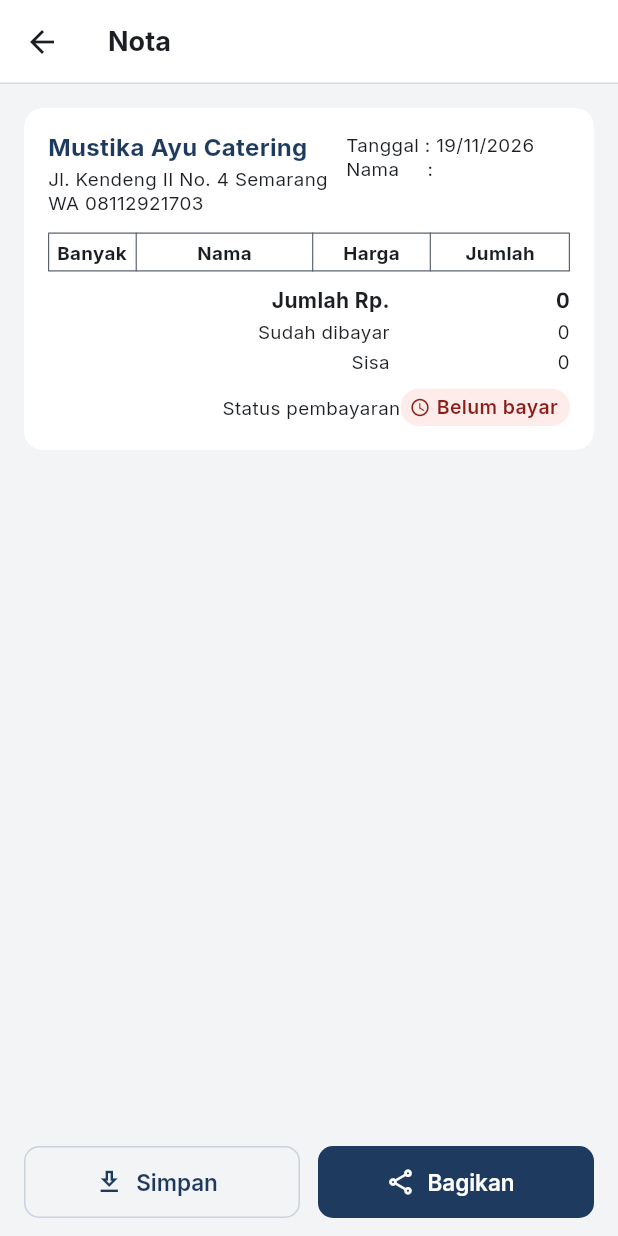
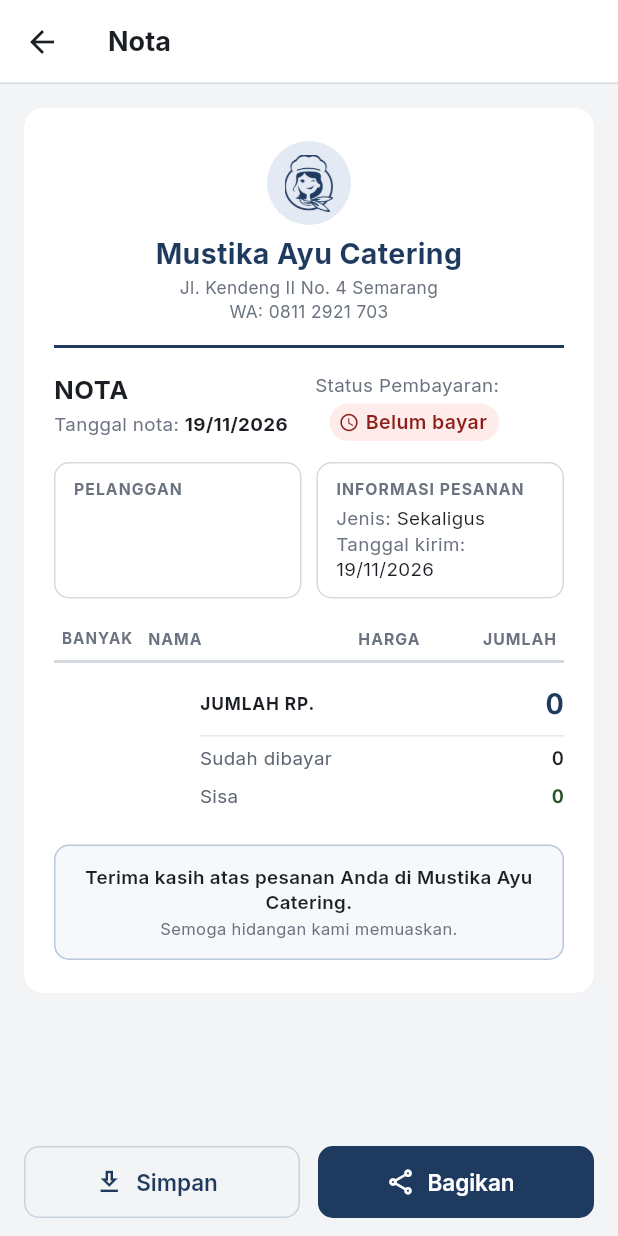
Before and after one commit to putriaariibah-bit/sistem-admin-mustika-ayu, a Flutter app: the NotaScreen screen opened directly with empty values, on a phone screen of 412 x 824 dp. Run offline on Flutter 3.47's test engine with Material 3 defaults, Android fonts, the phone set to English and light mode, and no system bars; our stand-ins replace cloud_firestore, firebase_auth, firebase_core, share_plus; missing offline and left inert: gal; accounts and stored records are empty.

Commit message:
Ganti tampilan nota sesuai rancangan baru Gambar 3.8(f)
Kepala usaha dengan logo, judul NOTA dengan tanggal dan status
pembayaran, kotak pelanggan dan informasi pesanan, tabel rincian,
jumlah tagihan, sisa berwarna, dan ucapan terima kasih.

Co-Authored-By: Claude Opus 5.5 <noreply@anthropic.com>
Claude-Session: https://claude.ai/code/session_01M1MDQ1JNjBMbH3Tt94S1mm

```diff
--- a/lib/models/nota.dart
+++ b/lib/models/nota.dart
@@ -1,3 +1,4 @@
+import '../utils/format.dart';
 import 'konversi.dart';
 import 'pesanan.dart';
 import 'rincian_menu.dart';
@@ -39,6 +40,9 @@ class Nota {
 
   final DateTime tanggalNota;
   final String namaPelanggan;
+
+  /// Jenis pesanan, mis. "Sekaligus" atau "Langganan harian".
+  final String jenis;
   final List<KelompokNota> menu;
   final List<BarisNota> ongkosKirim;
 
@@ -51,6 +55,7 @@ class Nota {
   const Nota({
     required this.tanggalNota,
     required this.namaPelanggan,
+    required this.jenis,
     required this.menu,
     required this.ongkosKirim,
     required this.jumlahRp,
@@ -75,6 +80,7 @@ class Nota {
     return Nota(
       tanggalNota: p.tanggalNota,
       namaPelanggan: p.namaPelanggan,
+      jenis: p.jenisPesanan.label,
       menu: [
         for (final daftar in kelompok.values)
           KelompokNota(
@@ -116,6 +122,21 @@ class Nota {
           Konversi.kunciTanggal(menu.first.tanggalKirim) !=
               Konversi.kunciTanggal(tanggalNota));
 
+  /// Tanggal kirim untuk kotak informasi pesanan: satu tanggal, mis.
+  /// `03/11/2026`, atau rentang tanggal pertama sampai terakhir, mis.
+  /// `09/11 – 10/11/2026`.
+  String get teksTanggalKirim {
+    if (menu.isEmpty) return Format.tanggalAngka(tanggalNota);
+    final awal = menu.first.tanggalKirim;
+    final akhir = menu.last.tanggalKirim;
+    if (menu.length == 1) return Format.tanggalAngka(awal);
+    String dua(int n) => n.toString().padLeft(2, '0');
+    final teksAwal = awal.year == akhir.year
+        ? '${dua(awal.day)}/${dua(awal.month)}'
+        : Format.tanggalAngka(awal);
+    return '$teksAwal – ${Format.tanggalAngka(akhir)}';
+  }
+
   /// Jumlah kolom Jumlah pada seluruh baris menu (sama dengan total menu).
   int get totalMenu => menu.fold(
         0,
--- a/lib/widgets/nota_kertas.dart
+++ b/lib/widgets/nota_kertas.dart
@@ -3,12 +3,16 @@ import 'package:flutter/material.dart';
 import '../models/nota.dart';
 import '../utils/format.dart';
 import '../utils/theme.dart';
+import 'logo_usaha.dart';
 import 'status_badge.dart';
 
-/// Tampilan nota (Gambar 3.8(f)), dibuat mirip nota kertas pemilik:
-/// kepala usaha, tanggal dan nama, tabel Banyak, Nama, Harga, Jumlah,
-/// lalu baris "Jumlah Rp.". Baris alamat tidak dipakai. Tambahannya
-/// adalah baris ongkos kirim, sudah dibayar, sisa, dan status pembayaran.
+/// Tampilan nota (Gambar 3.8(f)).
+///
+/// Susunannya: kepala usaha (logo, nama, alamat, WhatsApp), judul NOTA
+/// dengan tanggal nota dan status pembayaran, kotak pelanggan dan kotak
+/// informasi pesanan, tabel Banyak, Nama, Harga, Jumlah seperti nota
+/// kertas (ditambah baris ongkos kirim), jumlah tagihan, sudah dibayar,
+/// sisa, lalu ucapan terima kasih. Alamat pelanggan tidak dipakai.
 ///
 /// Widget ini juga yang diubah menjadi berkas gambar saat nota disimpan
 /// atau dibagikan, sehingga isi berkas sama dengan yang tampil di layar.
@@ -21,216 +25,388 @@ class NotaKertas extends StatelessWidget {
     fontFamily: AppTheme.fontFamily,
     fontSize: 12.5,
     color: AppTheme.textPrimary,
-    height: 1.3,
+    height: 1.35,
   );
   static final _tebal = _teks.copyWith(fontWeight: FontWeight.w700);
+  static final _redup = _teks.copyWith(color: AppTheme.textTersier);
   static final _angka = _teks.copyWith(fontFeatures: AppTheme.angkaRata);
-  static const _garis = BorderSide(color: AppTheme.textSecondary, width: 0.8);
-
-  Widget _sel(String isi, TextStyle gaya, {TextAlign rata = TextAlign.left}) =>
-      Padding(
-        padding: const EdgeInsets.symmetric(horizontal: 6, vertical: 5),
-        child: Text(isi, style: gaya, textAlign: rata),
+  static final _labelKecil = _teks.copyWith(
+    fontSize: 10.5,
+    fontWeight: FontWeight.w700,
+    letterSpacing: 0.7,
+    color: AppTheme.textTersier,
   );
 
-  /// Sel rata kiri yang selalu satu baris, mis. "50 pcs" dan "Kirim
-  /// 23/11/2026"; mengecil bila kolom terlalu sempit.
-  Widget _satuBaris(String isi, TextStyle gaya) => Padding(
-        padding: const EdgeInsets.symmetric(horizontal: 6, vertical: 5),
-        child: FittedBox(
+  static const _garisTipis = Color(0xFFE3E7EE);
+  static const _garisTerima = Color(0xFFB9C7DA);
+  static const _latarTerima = Color(0xFFF6F8FB);
+
+  /// Lebar relatif kolom Banyak, Nama, Harga, dan Jumlah.
+  static const _lebarKolom = [12, 24, 16, 19];
+
+  /// Nomor WhatsApp dikelompokkan empat angka, mis. `0811 2921 703`.
+  static String _nomorWa(String nomor) {
+    final hasil = StringBuffer();
+    for (var i = 0; i < nomor.length; i++) {
+      if (i > 0 && i % 4 == 0) hasil.write(' ');
+      hasil.write(nomor[i]);
+    }
+    return hasil.toString();
+  }
+
+  /// Teks satu baris yang mengecil bila tempatnya terlalu sempit.
+  static Widget _satuBaris(
+    String isi,
+    TextStyle gaya, {
+    Alignment rata = Alignment.centerLeft,
+    Key? kunci,
+  }) =>
+      FittedBox(
         fit: BoxFit.scaleDown,
-          alignment: Alignment.centerLeft,
-          child: Text(isi, style: gaya, maxLines: 1, softWrap: false),
+        alignment: rata,
+        child: Text(
+          isi,
+          key: kunci,
+          style: gaya,
+          maxLines: 1,
+          softWrap: false,
         ),
       );
 
-  /// Sel nominal: selalu satu baris dan rata kanan, mengecil bila kolom
-  /// terlalu sempit, sehingga angka jutaan tidak terpotong.
-  Widget _angkaSel(String isi) => Padding(
-        padding: const EdgeInsets.symmetric(horizontal: 6, vertical: 5),
-        child: FittedBox(
-          fit: BoxFit.scaleDown,
-          alignment: Alignment.centerRight,
-          child: Text(isi, style: _angka, maxLines: 1, softWrap: false),
+  Widget _kepala() => Column(
+        children: [
+          Container(
+            width: 56,
+            height: 56,
+            padding: const EdgeInsets.all(9),
+            decoration: const BoxDecoration(
+              color: AppTheme.primaryMuda,
+              shape: BoxShape.circle,
+            ),
+            child: Image.asset(LogoUsaha.aset, fit: BoxFit.contain),
+          ),
+          const SizedBox(height: 6),
+          Text(
+            Nota.namaUsaha,
+            textAlign: TextAlign.center,
+            style: _tebal.copyWith(
+              fontSize: 19,
+              fontWeight: FontWeight.w800,
+              color: AppTheme.primary,
+            ),
+          ),
+          const SizedBox(height: 2),
+          Text(
+            Nota.alamatUsaha,
+            textAlign: TextAlign.center,
+            style: _redup.copyWith(fontSize: 11.5),
+          ),
+          Text(
+            'WA: ${_nomorWa(Nota.whatsappUsaha)}',
+            textAlign: TextAlign.center,
+            style: _redup.copyWith(fontSize: 11.5),
+          ),
+          const SizedBox(height: 14),
+          Container(height: 2, color: AppTheme.primary),
+        ],
+      );
+
+  Widget _judulNota() => Row(
+        crossAxisAlignment: CrossAxisAlignment.start,
+        children: [
+          Expanded(
+            child: Column(
+              crossAxisAlignment: CrossAxisAlignment.start,
+              children: [
+                Text(
+                  'NOTA',
+                  style: _tebal.copyWith(
+                    fontSize: 17,
+                    fontWeight: FontWeight.w800,
+                    letterSpacing: 0.4,
+                  ),
+                ),
+                const SizedBox(height: 3),
+                Wrap(
+                  children: [
+                    Text('Tanggal nota: ', style: _redup),
+                    Text(
+                      Format.tanggalAngka(nota.tanggalNota),
+                      key: const Key('nota-tanggal'),
+                      style: _tebal,
+                    ),
+                  ],
+                ),
+              ],
+            ),
+          ),
+          const SizedBox(width: AppTheme.spacing8),
+          Flexible(
+            child: Wrap(
+              alignment: WrapAlignment.end,
+              crossAxisAlignment: WrapCrossAlignment.center,
+              spacing: 6,
+              runSpacing: 4,
+              children: [
+                Text('Status Pembayaran:', style: _redup),
+                StatusBadge(nota.status),
+              ],
+            ),
+          ),
+        ],
+      );
+
+  Widget _kotak(String judul, List<Widget> isi) => Container(
+        padding: const EdgeInsets.fromLTRB(12, 10, 12, 10),
+        decoration: BoxDecoration(
+          border: Border.all(color: AppTheme.garis),
+          borderRadius: BorderRadius.circular(10),
+        ),
+        child: Column(
+          crossAxisAlignment: CrossAxisAlignment.start,
+          children: [
+            Text(judul, style: _labelKecil),
+            const SizedBox(height: 4),
+            ...isi,
+          ],
         ),
       );
 
-  /// Sel judul kolom: selalu satu baris, mengecil bila kolom sempit.
-  Widget _judulKolom(String isi, {TextAlign rata = TextAlign.left}) => Padding(
-        padding: const EdgeInsets.symmetric(horizontal: 6, vertical: 5),
-        child: FittedBox(
-          fit: BoxFit.scaleDown,
-          alignment: rata == TextAlign.center
-              ? Alignment.center
-              : Alignment.centerLeft,
-          child: Text(isi, style: _tebal, maxLines: 1, softWrap: false),
+  Widget _isiInfo(String label, String nilai, {Key? kunci}) => Wrap(
+        children: [
+          Text('$label ', style: _redup),
+          Text(nilai, key: kunci, style: _teks),
+        ],
+      );
+
+  Widget _kotakPelangganDanPesanan() => IntrinsicHeight(
+        child: Row(
+          crossAxisAlignment: CrossAxisAlignment.stretch,
+          children: [
+            Expanded(
+              child: _kotak('PELANGGAN', [
+                Text(
+                  nota.namaPelanggan,
+                  key: const Key('nota-nama'),
+                  style: _tebal.copyWith(fontSize: 13.5),
+                ),
+              ]),
+            ),
+            const SizedBox(width: 10),
+            Expanded(
+              child: _kotak('INFORMASI PESANAN', [
+                _isiInfo('Jenis:', nota.jenis, kunci: const Key('nota-jenis')),
+                _isiInfo('Tanggal kirim:', nota.teksTanggalKirim),
+              ]),
+            ),
+          ],
         ),
       );
 
-  TableRow _barisTabel(BarisNota b) => TableRow(
+  /// Satu baris tabel dengan empat kolom.
+  Widget _baris(
+    List<Widget> sel, {
+    double tebalGaris = 1,
+    Color warnaGaris = _garisTipis,
+    double atas = 9,
+    double bawah = 9,
+  }) =>
+      Container(
+        padding: EdgeInsets.only(top: atas, bottom: bawah),
+        decoration: BoxDecoration(
+          border: Border(
+            bottom: BorderSide(color: warnaGaris, width: tebalGaris),
+          ),
+        ),
+        child: Row(
+          crossAxisAlignment: CrossAxisAlignment.start,
           children: [
-          _satuBaris(b.banyak, _teks),
-          _sel(b.nama, _teks),
-          _angkaSel(Format.ribuan(b.harga)),
-          _angkaSel(Format.ribuan(b.jumlah)),
-        ],
-      );
-
-  TableRow _subjudul(String isi) => TableRow(
-        decoration: const BoxDecoration(color: AppTheme.permukaan),
-        children: [
-          const SizedBox.shrink(),
-          _satuBaris(
-            isi,
-            _tebal.copyWith(fontSize: 11.5, color: AppTheme.primary),
-          ),
-          const SizedBox.shrink(),
-          const SizedBox.shrink(),
-        ],
-      );
-
-  Widget _barisAkhir(String label, String nilai,
-      {bool tebal = false, Key? kunci}) {
-    final gaya = tebal ? _tebal.copyWith(fontSize: 14) : _angka;
-    return Padding(
-      padding: const EdgeInsets.symmetric(vertical: 2),
-      child: Row(
-        children: [
+            for (var i = 0; i < sel.length; i++)
               Expanded(
-            child: Text(label, style: gaya, textAlign: TextAlign.right),
-          ),
-          SizedBox(
-            width: 120,
-            child: Text(
-              nilai,
-              key: kunci,
-              style: gaya.copyWith(fontFeatures: AppTheme.angkaRata),
-              textAlign: TextAlign.right,
+                flex: _lebarKolom[i],
+                child: Padding(
+                  padding: const EdgeInsets.symmetric(horizontal: 5),
+                  child: sel[i],
                 ),
               ),
           ],
         ),
       );
+
+  Widget _barisRincian(BarisNota b, {bool ongkir = false}) {
+    final gaya = ongkir ? _teks.copyWith(color: AppTheme.textSecondary) : _teks;
+    final angka = gaya.copyWith(fontFeatures: AppTheme.angkaRata);
+    return _baris([
+      _satuBaris(b.banyak, gaya),
+      Text(b.nama, style: gaya),
+      _satuBaris(Format.ribuan(b.harga), angka, rata: Alignment.centerRight),
+      _satuBaris(
+        Format.ribuan(b.jumlah),
+        ongkir ? angka : angka.copyWith(fontWeight: FontWeight.w700),
+        rata: Alignment.centerRight,
+      ),
+    ]);
   }
 
-  @override
-  Widget build(BuildContext context) {
-    final n = nota;
-    return Container(
-      color: Colors.white,
-      padding: const EdgeInsets.all(AppTheme.spacing16),
-      child: Column(
+  Widget _subjudul(String isi) => Padding(
+        padding: const EdgeInsets.fromLTRB(5, 10, 5, 2),
+        child: _satuBaris(
+          isi,
+          _tebal.copyWith(fontSize: 11.5, color: AppTheme.primary),
+        ),
+      );
+
+  Widget _tabel() => Column(
         crossAxisAlignment: CrossAxisAlignment.stretch,
-        mainAxisSize: MainAxisSize.min,
         children: [
-          // Kepala nota: identitas usaha di kiri, tanggal dan nama di kanan.
-          Row(
-            crossAxisAlignment: CrossAxisAlignment.start,
+          _baris(
+            [
+              _satuBaris('BANYAK', _labelKecil),
+              _satuBaris('NAMA', _labelKecil),
+              _satuBaris('HARGA', _labelKecil, rata: Alignment.centerRight),
+              _satuBaris('JUMLAH', _labelKecil, rata: Alignment.centerRight),
+            ],
+            tebalGaris: 2,
+            warnaGaris: AppTheme.garis,
+            atas: 6,
+            bawah: 7,
+          ),
+          for (final k in nota.menu) ...[
+            if (nota.tampilkanTanggalKirim)
+              _subjudul('Kirim ${Format.tanggalAngka(k.tanggalKirim)}'),
+            for (final b in k.baris) _barisRincian(b),
+          ],
+          for (final b in nota.ongkosKirim) _barisRincian(b, ongkir: true),
+        ],
+      );
+
+  Widget _barisTotal(String label, String nilai, TextStyle gayaNilai,
+          {Key? kunci}) =>
+      Padding(
+        padding: const EdgeInsets.symmetric(vertical: 4),
+        child: Row(
           children: [
+            Text(label, style: _teks.copyWith(color: AppTheme.textSecondary)),
+            const SizedBox(width: AppTheme.spacing8),
+            Expanded(
+              child: _satuBaris(
+                nilai,
+                gayaNilai.copyWith(fontFeatures: AppTheme.angkaRata),
+                rata: Alignment.centerRight,
+                kunci: kunci,
+              ),
+            ),
+          ],
+        ),
+      );
+
+  Widget _total() {
+    final warnaSisa =
+        nota.sisa > 0 ? AppTheme.bayarBelum : AppTheme.bayarLunas;
+    return Row(
+      children: [
+        const Spacer(flex: 2),
         Expanded(
           flex: 5,
           child: Column(
-                  crossAxisAlignment: CrossAxisAlignment.start,
+            crossAxisAlignment: CrossAxisAlignment.stretch,
+            children: [
+              Container(
+                padding: const EdgeInsets.only(top: 6, bottom: 8),
+                margin: const EdgeInsets.only(bottom: 2),
+                decoration: const BoxDecoration(
+                  border: Border(bottom: BorderSide(color: _garisTipis)),
+                ),
+                child: Row(
+                  crossAxisAlignment: CrossAxisAlignment.center,
                   children: [
                     Text(
-                      Nota.namaUsaha,
+                      'JUMLAH RP.',
                       style: _tebal.copyWith(
-                        fontSize: 16,
-                        color: AppTheme.primary,
+                        fontSize: 11.5,
+                        letterSpacing: 0.6,
                       ),
                     ),
-                    const SizedBox(height: 2),
-                    Text(Nota.alamatUsaha, style: _teks),
-                    Text('WA ${Nota.whatsappUsaha}', style: _teks),
+                    const SizedBox(width: AppTheme.spacing8),
+                    Expanded(
+                      child: _satuBaris(
+                        Format.ribuan(nota.jumlahRp),
+                        _tebal.copyWith(
+                          fontSize: 19,
+                          fontWeight: FontWeight.w800,
+                          color: AppTheme.primary,
+                          fontFeatures: AppTheme.angkaRata,
+                        ),
+                        rata: Alignment.centerRight,
+                        kunci: const Key('nota-jumlah'),
+                      ),
+                    ),
                   ],
                 ),
               ),
-              const SizedBox(width: AppTheme.spacing12),
-              Flexible(
-                flex: 4,
-                child: Column(
-                  crossAxisAlignment: CrossAxisAlignment.start,
-                  children: [
-                    Text(
-                      'Tanggal : ${Format.tanggalAngka(n.tanggalNota)}',
-                      key: const Key('nota-tanggal'),
-                      style: _teks,
+              _barisTotal(
+                'Sudah dibayar',
+                Format.ribuan(nota.sudahDibayar),
+                _teks.copyWith(fontWeight: FontWeight.w600),
+                kunci: const Key('nota-dibayar'),
               ),
-                    Text(
-                      'Nama     : ${n.namaPelanggan}',
-                      key: const Key('nota-nama'),
-                      style: _teks,
+              _barisTotal(
+                'Sisa',
+                Format.ribuan(nota.sisa),
+                _tebal.copyWith(color: warnaSisa),
+                kunci: const Key('nota-sisa'),
               ),
             ],
           ),
         ),
       ],
+    );
+  }
+
+  Widget _terimaKasih() => Container(
+        padding: const EdgeInsets.symmetric(horizontal: 12, vertical: 12),
+        decoration: BoxDecoration(
+          color: _latarTerima,
+          border: Border.all(color: _garisTerima),
+          borderRadius: BorderRadius.circular(10),
         ),
-          const SizedBox(height: AppTheme.spacing12),
-          Table(
-            border: const TableBorder(
-              top: _garis,
-              bottom: _garis,
-              left: _garis,
-              right: _garis,
-              horizontalInside: _garis,
-              verticalInside: _garis,
+        child: Column(
+          children: [
+            Text(
+              'Terima kasih atas pesanan Anda di ${Nota.namaUsaha}.',
+              textAlign: TextAlign.center,
+              style: _teks.copyWith(fontWeight: FontWeight.w600),
             ),
-            columnWidths: const {
-              0: FlexColumnWidth(1.2),
-              1: FlexColumnWidth(2.4),
-              2: FlexColumnWidth(1.6),
-              3: FlexColumnWidth(1.9),
-            },
-            defaultVerticalAlignment: TableCellVerticalAlignment.top,
-            children: [
-              TableRow(
-                children: [
-                  _judulKolom('Banyak'),
-                  _judulKolom('Nama', rata: TextAlign.center),
-                  _judulKolom('Harga', rata: TextAlign.center),
-                  _judulKolom('Jumlah', rata: TextAlign.center),
+            const SizedBox(height: 2),
+            Text(
+              'Semoga hidangan kami memuaskan.',
+              textAlign: TextAlign.center,
+              style: _redup.copyWith(fontSize: 11),
+            ),
           ],
         ),
-              for (final k in n.menu) ...[
-                if (n.tampilkanTanggalKirim)
-                  _subjudul('Kirim ${Format.tanggalAngka(k.tanggalKirim)}'),
-                for (final b in k.baris) _barisTabel(b),
-              ],
-              for (final b in n.ongkosKirim) _barisTabel(b),
-            ],
-          ),
-          const SizedBox(height: AppTheme.spacing8),
-          _barisAkhir(
-            'Jumlah Rp.',
-            Format.ribuan(n.jumlahRp),
-            tebal: true,
-            kunci: const Key('nota-jumlah'),
-          ),
-          _barisAkhir(
-            'Sudah dibayar',
-            Format.ribuan(n.sudahDibayar),
-            kunci: const Key('nota-dibayar'),
-          ),
-          _barisAkhir(
-            'Sisa',
-            Format.ribuan(n.sisa),
-            kunci: const Key('nota-sisa'),
-          ),
-          const SizedBox(height: AppTheme.spacing8),
-          Row(
-            mainAxisAlignment: MainAxisAlignment.end,
+      );
+
+  @override
+  Widget build(BuildContext context) {
+    return Container(
+      color: Colors.white,
+      padding: const EdgeInsets.fromLTRB(20, 22, 20, 22),
+      child: Column(
+        crossAxisAlignment: CrossAxisAlignment.stretch,
+        mainAxisSize: MainAxisSize.min,
         children: [
-              Flexible(
-                child: Text(
-                  'Status pembayaran  ',
-                  style: _teks,
-                  textAlign: TextAlign.right,
-                ),
-              ),
-              StatusBadge(n.status),
-            ],
-          ),
+          _kepala(),
+          const SizedBox(height: 16),
+          _judulNota(),
+          const SizedBox(height: 14),
+          _kotakPelangganDanPesanan(),
+          const SizedBox(height: 14),
+          _tabel(),
+          const SizedBox(height: 8),
+          _total(),
+          const SizedBox(height: 20),
+          _terimaKasih(),
         ],
       ),
     );
```
Also changed, not shown: 2 other files. Lines whose indentation alone changed are shown as unchanged.
